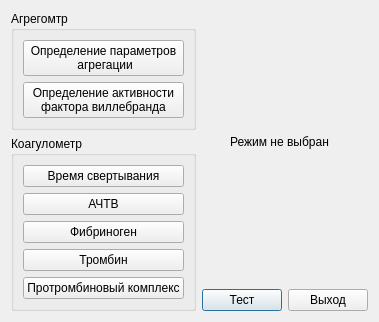
Qt form choisedialog.ui (krang4d/Agrekola) before a commit.
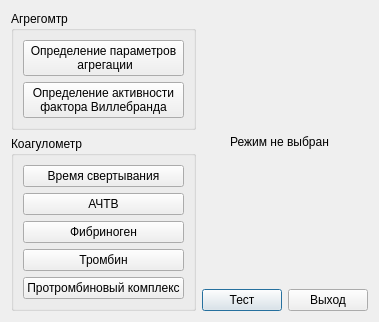
The same form after that commit. Custom widgets are drawn as their Qt base class.

The edit to the form file:
```diff
--- a/choisedialog.ui
+++ b/choisedialog.ui
@@ -146,7 +146,7 @@
        <widget class="QPushButton" name="agr2Button">
         <property name="text">
          <string>Определение активности
-фактора виллебранда</string>
+фактора Виллебранда</string>
         </property>
        </widget>
       </item>
```
